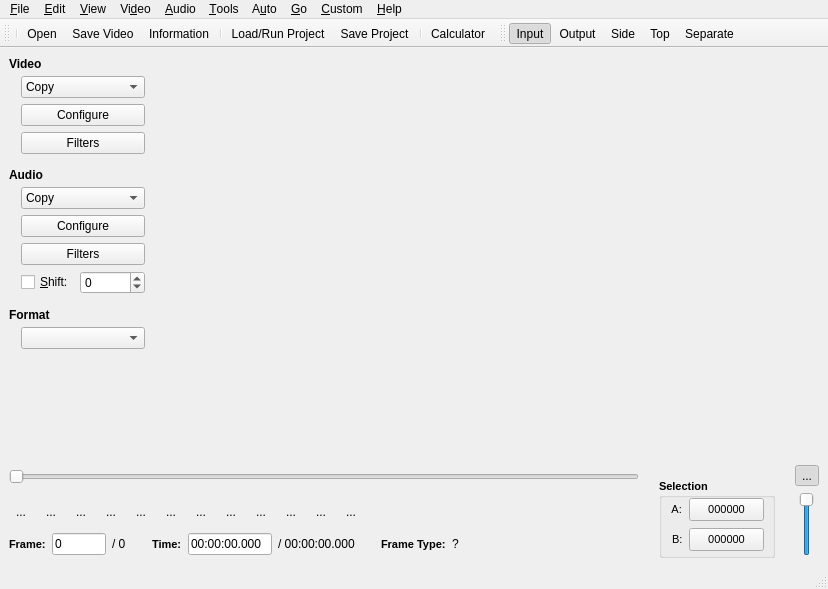
Qt form branches/avidemux_2.4_branch/avidemux/ADM_userInterfaces/ADM_QT4/ADM_gui/gui2.ui (BackupTheBerlios/avidemux-svn) before a commit.
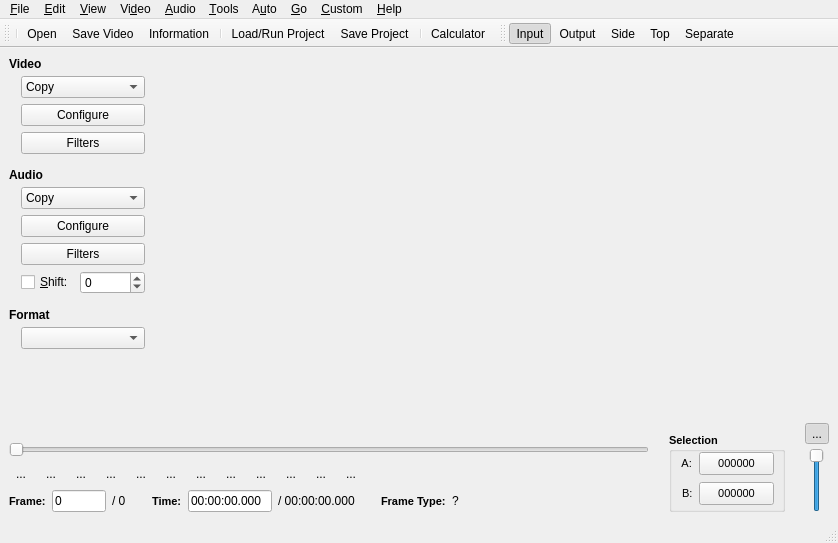
The same form after that commit. Icons and pictures are not drawn. Custom widgets are drawn as their Qt base class.

```diff
--- a/branches/avidemux_2.4_branch/avidemux/ADM_userInterfaces/ADM_QT4/ADM_gui/gui2.ui
+++ b/branches/avidemux_2.4_branch/avidemux/ADM_userInterfaces/ADM_QT4/ADM_gui/gui2.ui
@@ -6,8 +6,8 @@
    <rect>
     <x>0</x>
     <y>0</y>
-    <width>828</width>
-    <height>589</height>
+    <width>838</width>
+    <height>543</height>
    </rect>
   </property>
   <property name="windowTitle" >
@@ -456,6 +456,9 @@
             <property name="orientation" >
              <enum>Qt::Vertical</enum>
             </property>
+            <property name="sizeType" >
+             <enum>QSizePolicy::Expanding</enum>
+            </property>
             <property name="sizeHint" >
              <size>
               <width>20</width>
@@ -516,8 +519,8 @@
           </property>
           <property name="sizeHint" >
            <size>
-            <width>1</width>
-            <height>20</height>
+            <width>0</width>
+            <height>0</height>
            </size>
           </property>
          </spacer>
@@ -526,19 +529,6 @@
       </item>
      </layout>
     </item>
-    <item>
-     <spacer>
-      <property name="orientation" >
-       <enum>Qt::Vertical</enum>
-      </property>
-      <property name="sizeHint" >
-       <size>
-        <width>20</width>
-        <height>16777215</height>
-       </size>
-      </property>
-     </spacer>
-    </item>
     <item>
      <layout class="QHBoxLayout" >
       <property name="margin" >
@@ -555,12 +545,28 @@
         <property name="spacing" >
          <number>6</number>
         </property>
+        <item>
+         <spacer>
+          <property name="orientation" >
+           <enum>Qt::Vertical</enum>
+          </property>
+          <property name="sizeType" >
+           <enum>QSizePolicy::Expanding</enum>
+          </property>
+          <property name="sizeHint" >
+           <size>
+            <width>0</width>
+            <height>0</height>
+           </size>
+          </property>
+         </spacer>
+        </item>
         <item>
          <widget class="ADM_QSlider" name="horizontalSlider" >
           <property name="sizePolicy" >
            <sizepolicy>
             <hsizetype>7</hsizetype>
-            <vsizetype>1</vsizetype>
+            <vsizetype>0</vsizetype>
             <horstretch>0</horstretch>
             <verstretch>0</verstretch>
            </sizepolicy>
@@ -570,22 +576,6 @@
           </property>
          </widget>
         </item>
-        <item>
-         <spacer>
-          <property name="orientation" >
-           <enum>Qt::Vertical</enum>
-          </property>
-          <property name="sizeType" >
-           <enum>QSizePolicy::Fixed</enum>
-          </property>
-          <property name="sizeHint" >
-           <size>
-            <width>599</width>
-            <height>4</height>
-           </size>
-          </property>
-         </spacer>
-        </item>
         <item>
          <layout class="QHBoxLayout" >
           <property name="margin" >
@@ -837,22 +827,6 @@
           </item>
          </layout>
         </item>
-        <item>
-         <spacer>
-          <property name="orientation" >
-           <enum>Qt::Vertical</enum>
-          </property>
-          <property name="sizeType" >
-           <enum>QSizePolicy::Fixed</enum>
-          </property>
-          <property name="sizeHint" >
-           <size>
-            <width>599</width>
-            <height>2</height>
-           </size>
-          </property>
-         </spacer>
-        </item>
         <item>
          <layout class="QHBoxLayout" >
           <property name="margin" >
@@ -1115,12 +1089,12 @@
            <enum>Qt::Vertical</enum>
           </property>
           <property name="sizeType" >
-           <enum>QSizePolicy::MinimumExpanding</enum>
+           <enum>QSizePolicy::Expanding</enum>
           </property>
           <property name="sizeHint" >
            <size>
-            <width>20</width>
-            <height>5</height>
+            <width>0</width>
+            <height>0</height>
            </size>
           </property>
          </spacer>
@@ -1301,6 +1275,22 @@
         <property name="spacing" >
          <number>4</number>
         </property>
+        <item>
+         <spacer>
+          <property name="orientation" >
+           <enum>Qt::Vertical</enum>
+          </property>
+          <property name="sizeType" >
+           <enum>QSizePolicy::Expanding</enum>
+          </property>
+          <property name="sizeHint" >
+           <size>
+            <width>0</width>
+            <height>0</height>
+           </size>
+          </property>
+         </spacer>
+        </item>
         <item>
          <widget class="QToolButton" name="toolButtonAudioToggle" >
           <property name="enabled" >
@@ -1358,8 +1348,8 @@
     <rect>
      <x>0</x>
      <y>0</y>
-     <width>828</width>
-     <height>25</height>
+     <width>838</width>
+     <height>23</height>
     </rect>
    </property>
    <widget class="QMenu" name="menuHelp" >
```
